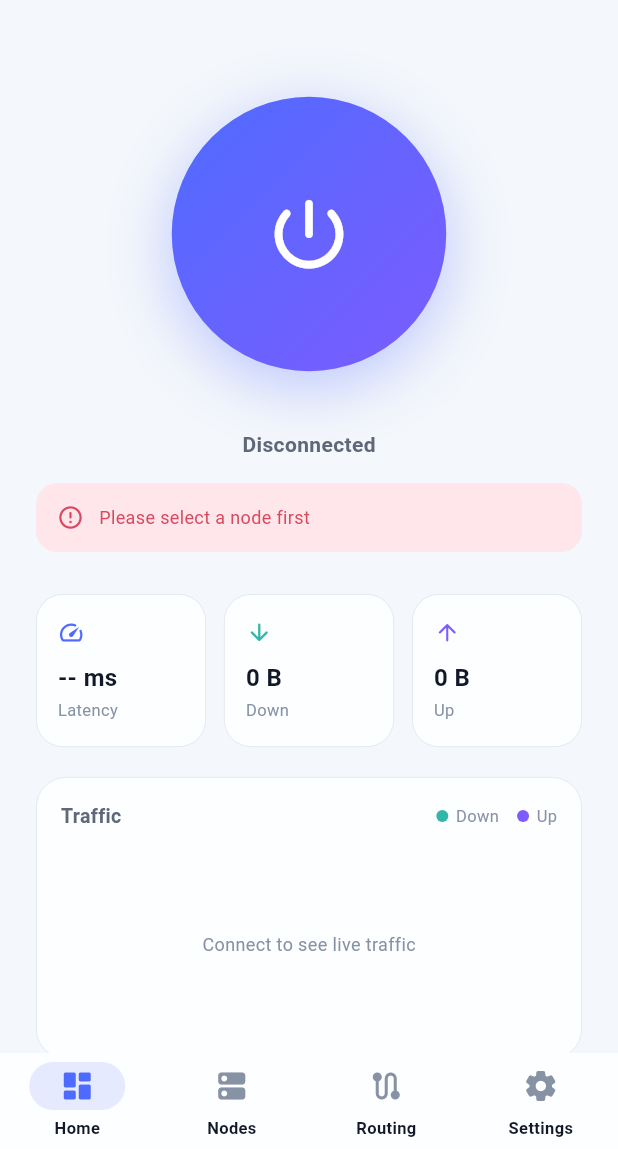
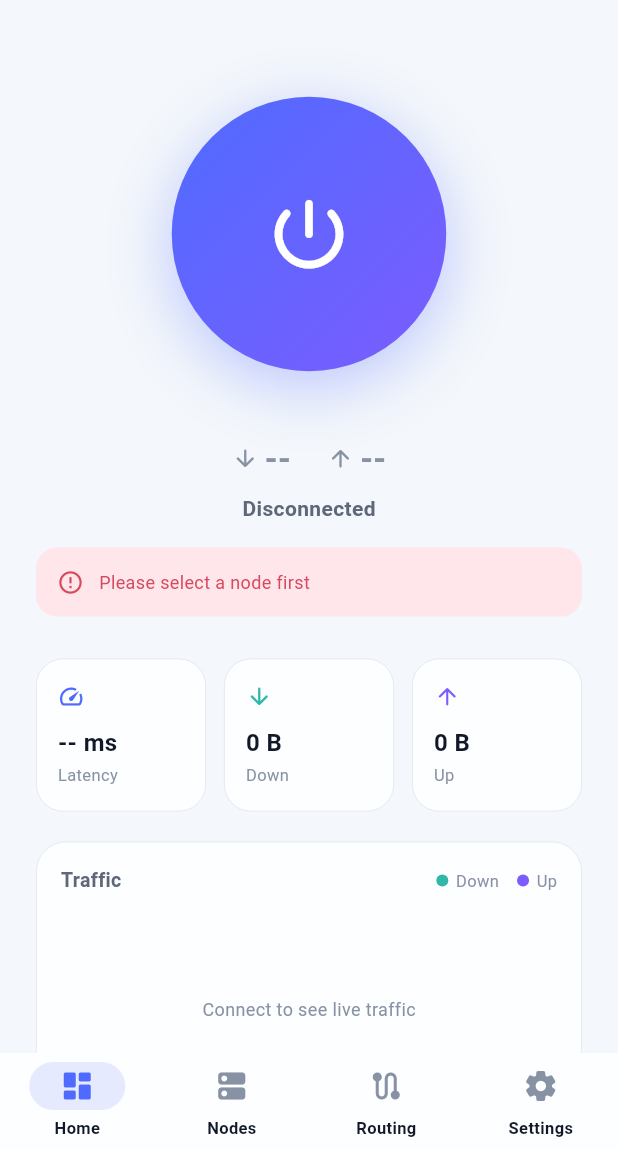
Before and after one commit to pittosporum-seu/flowgate, a Flutter app: the screen it shows after launch, after a tap on the "power settings new" icon, on a phone screen of 412 x 824 dp, the part 87-1236 px from its top. Run offline on Flutter 3.47's test engine with Material 3 defaults, Android fonts, the phone set to English and light mode, and no system bars; our stand-ins replace fl_chart, flutter_riverpod, hive_flutter, package_info_plus, share_plus, shared_preferences and 1 more; missing offline and left inert: flutter_v2ray, mobile_scanner; accounts and stored records are empty; network calls fail.

Commit message:
feat: prominent live speed display below connect button (#44) (#48)
- Add _buildLiveSpeed showing large download/upload speeds with arrows
- Color-coded (down=success, up=secondary), tabular figures for stability
- Shows '--' placeholder when disconnected

Closes #44

```diff
--- a/app/lib/features/dashboard/dashboard_page.dart
+++ b/app/lib/features/dashboard/dashboard_page.dart
@@ -61,7 +61,9 @@ class _DashboardPageState extends ConsumerState<DashboardPage> {
               _buildHeader(),
               const SizedBox(height: 32),
               _ConnectButton(state: app.connectionState),
-              const SizedBox(height: 12),
+              const SizedBox(height: 16),
+              _buildLiveSpeed(app),
+              const SizedBox(height: 8),
               _buildDuration(app),
               if (app.errorMessage != null) ...[
                 const SizedBox(height: 16),
@@ -118,6 +120,47 @@ class _DashboardPageState extends ConsumerState<DashboardPage> {
           ),
         ),
       ],
+    );
+  }
+
+  /// 实时上下行速率（大字展示）
+  Widget _buildLiveSpeed(AppState app) {
+    final running = app.isRunning;
+    final down = running ? formatSpeed(app.traffic.downlinkSpeed) : '--';
+    final up = running ? formatSpeed(app.traffic.uplinkSpeed) : '--';
+    return Center(
+      child: Row(
+        mainAxisAlignment: MainAxisAlignment.center,
+        children: [
+          Icon(Icons.arrow_downward_rounded,
+              size: 18,
+              color: running ? FlowGateTheme.success : FlowGateTheme.textTertiary),
+          const SizedBox(width: 4),
+          Text(
+            down,
+            style: TextStyle(
+              fontSize: 22,
+              fontWeight: FontWeight.w700,
+              color: running ? FlowGateTheme.success : FlowGateTheme.textTertiary,
+              fontFeatures: const [FontFeature.tabularFigures()],
+            ),
+          ),
+          const SizedBox(width: 24),
+          Icon(Icons.arrow_upward_rounded,
+              size: 18,
+              color: running ? FlowGateTheme.secondary : FlowGateTheme.textTertiary),
+          const SizedBox(width: 4),
+          Text(
+            up,
+            style: TextStyle(
+              fontSize: 22,
+              fontWeight: FontWeight.w700,
+              color: running ? FlowGateTheme.secondary : FlowGateTheme.textTertiary,
+              fontFeatures: const [FontFeature.tabularFigures()],
+            ),
+          ),
+        ],
+      ),
     );
   }
 
```
